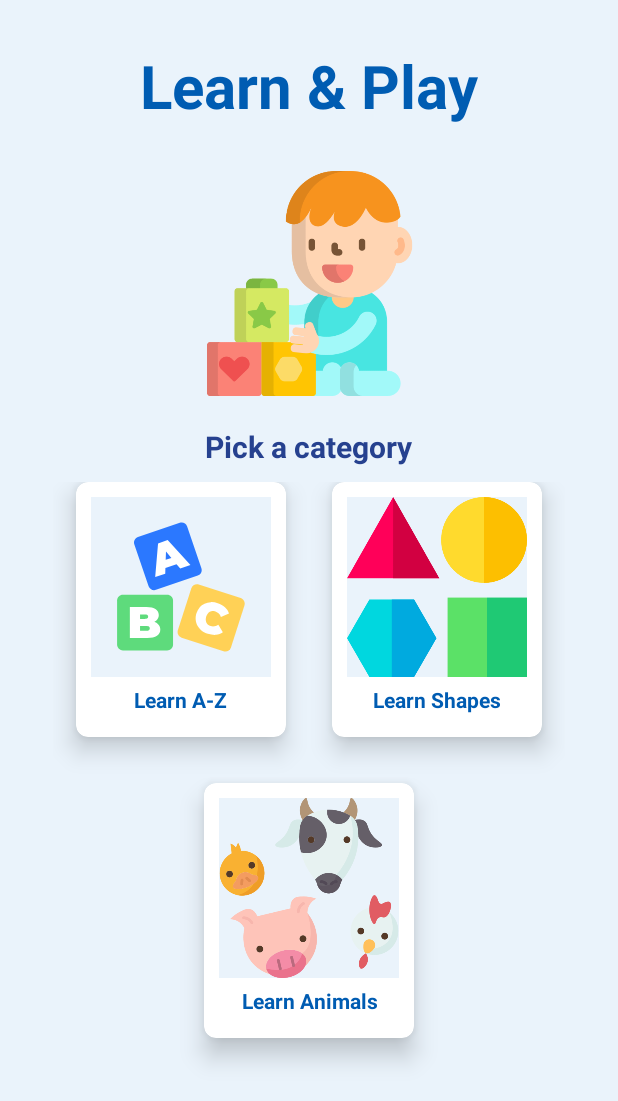
After one commit to PrajeetGuha/AutiLearner, an Android app: the LearnAndPlayActivity screen opened directly, with no data from a screen before it, on a phone screen of 412 x 824 dp. The commit adds this screen. Shown: the top 1101 px of the screen. Run offline under Robolectric (Android 15) with nearby library versions, the phone set to English and light mode, and no system bars.

Commit message:
Changed files

```diff
--- a/app/src/main/AndroidManifest.xml
+++ b/app/src/main/AndroidManifest.xml
@@ -52,6 +52,10 @@
             android:exported="true"
             android:screenOrientation="portrait"
             tools:ignore="LockedOrientationActivity" />
+        <activity android:name=".learn_and_play.LearnAndPlayActivity"
+            android:exported="true"
+            android:screenOrientation="portrait"
+            tools:ignore="LockedOrientationActivity" />
     </application>
 
 </manifest>
--- a/app/src/main/java/stcet/project/autilearner/home/MainActivity.kt
+++ b/app/src/main/java/stcet/project/autilearner/home/MainActivity.kt
@@ -10,6 +10,7 @@ import com.google.firebase.firestore.FirebaseFirestore
 import com.google.firebase.firestore.Query
 import com.squareup.picasso.Picasso
 import stcet.project.autilearner.R
+import stcet.project.autilearner.learn_and_play.LearnAndPlayActivity
 import stcet.project.autilearner.learn_emotion.LearnEmotionActivity
 
 class MainActivity : AppCompatActivity() {
@@ -20,21 +21,27 @@ class MainActivity : AppCompatActivity() {
         clickListener()
     }
 
-    public fun clickListener() {
-        var learnEmotionCard = findViewById<androidx.cardview.widget.CardView>(R.id.learn_emotion)
-        // variable for learn and play
+    private fun clickListener() {
+        val learnEmotionCard = findViewById<androidx.cardview.widget.CardView>(R.id.learn_emotion)
+        val learnAndPlayCard = findViewById<androidx.cardview.widget.CardView>(R.id.learn_and_play)
         // variable for lets have fun
         // variable for play music
 
         learnEmotionCard.setOnClickListener {
             openLearnEmotionActivity() }
+
+        learnAndPlayCard.setOnClickListener {
+            openLearnAndPlayActivity()
+        }
     }
 
-    public fun openLearnEmotionActivity() {
+    private fun openLearnEmotionActivity() {
         startActivity(Intent(this@MainActivity, LearnEmotionActivity::class.java))
     }
 
-    // function for learn and play
+    private fun openLearnAndPlayActivity() {
+        startActivity(Intent(this@MainActivity, LearnAndPlayActivity::class.java))
+    }
 
     // function for lets have fun
 
--- /dev/null
+++ b/app/src/main/java/stcet/project/autilearner/learn_and_play/LearnAndPlayActivity.kt
@@ -0,0 +1,12 @@
+package stcet.project.autilearner.learn_and_play
+
+import android.os.Bundle
+import androidx.appcompat.app.AppCompatActivity
+import stcet.project.autilearner.R
+
+class LearnAndPlayActivity : AppCompatActivity() {
+    override fun onCreate(savedInstanceState: Bundle?) {
+        super.onCreate(savedInstanceState)
+        setContentView(R.layout.activity_learn_and_play)
+    }
+}
--- /dev/null
+++ b/app/src/main/res/layout/activity_learn_and_play.xml
@@ -0,0 +1,168 @@
+<?xml version="1.0" encoding="utf-8"?>
+<androidx.constraintlayout.widget.ConstraintLayout xmlns:android="http://schemas.android.com/apk/res/android"
+    android:layout_width="match_parent"
+    android:layout_height="match_parent"
+    android:background="@color/powderBlue"
+    xmlns:tools="http://schemas.android.com/tools"
+    tools:context=".learn_and_play.LearnAndPlayActivity"
+    xmlns:app="http://schemas.android.com/apk/res-auto">
+
+    <TextView
+        android:id="@+id/learn_and_play_heading"
+        android:layout_width="wrap_content"
+        android:layout_height="wrap_content"
+        android:layout_marginTop="30dp"
+        android:fontFamily="sans-serif"
+        android:text="Learn &amp; Play"
+        android:textColor="@color/primaryDarkColor"
+        android:textSize="40sp"
+        android:textStyle="bold"
+        app:layout_constraintEnd_toEndOf="parent"
+        app:layout_constraintStart_toStartOf="parent"
+        app:layout_constraintTop_toTopOf="parent" />
+
+    <ImageView
+        android:id="@+id/learn_and_play_banner"
+        android:layout_width="150dp"
+        android:layout_height="150dp"
+        android:src="@drawable/learn_play"
+        app:layout_constraintStart_toStartOf="parent"
+        app:layout_constraintEnd_toEndOf="parent"
+        app:layout_constraintTop_toBottomOf="@id/learn_and_play_heading"
+        android:layout_marginTop="30dp" />
+
+    <TextView
+        android:id="@+id/learn_and_play_category"
+        android:layout_width="wrap_content"
+        android:layout_height="wrap_content"
+        android:text="Pick a category"
+        android:textColor="@color/secondaryDarkColor"
+        android:textSize="20sp"
+        android:textStyle="bold"
+        app:layout_constraintStart_toStartOf="parent"
+        app:layout_constraintEnd_toEndOf="parent"
+        app:layout_constraintTop_toBottomOf="@id/learn_and_play_banner"
+        android:layout_marginTop="20dp" />
+
+    <LinearLayout
+        android:id="@+id/learn_and_play_grid"
+        android:layout_width="wrap_content"
+        android:layout_height="wrap_content"
+        android:layout_margin="10dp"
+        android:gravity="center"
+        app:layout_constraintStart_toStartOf="parent"
+        app:layout_constraintEnd_toEndOf="parent"
+        app:layout_constraintTop_toBottomOf="@id/learn_and_play_category"
+        android:orientation="horizontal" >
+
+        <androidx.cardview.widget.CardView
+            android:id="@+id/learn_and_play_card1"
+            android:layout_width="wrap_content"
+            android:layout_height="wrap_content"
+            android:layout_gravity="fill"
+            android:layout_margin="15dp"
+            app:cardCornerRadius="8dp"
+            app:cardElevation="10dp">
+
+            <LinearLayout
+                android:layout_width="wrap_content"
+                android:layout_height="wrap_content"
+                android:layout_margin="10dp"
+                android:orientation="vertical"
+                android:layout_gravity="center_vertical|center_horizontal"
+                android:gravity="center">
+
+                <ImageView
+                    android:layout_width="120dp"
+                    android:layout_height="120dp"
+                    android:background="@color/powderBlue"
+                    android:src="@drawable/abc" />
+
+                <TextView
+                    android:layout_width="wrap_content"
+                    android:layout_height="wrap_content"
+                    android:padding="5dp"
+                    android:text="Learn A-Z"
+                    android:textAlignment="center"
+                    android:textColor="@color/primaryDarkColor"
+                    android:textStyle="bold" />
+            </LinearLayout>
+
+        </androidx.cardview.widget.CardView>
+
+        <androidx.cardview.widget.CardView
+            android:id="@+id/learn_and_play_card2"
+            android:layout_width="wrap_content"
+            android:layout_height="wrap_content"
+            android:layout_gravity="fill"
+            android:layout_margin="15dp"
+            app:cardCornerRadius="8dp"
+            app:cardElevation="10dp">
+
+            <LinearLayout
+                android:layout_width="wrap_content"
+                android:layout_height="wrap_content"
+                android:layout_margin="10dp"
+                android:layout_gravity="center_vertical|center_horizontal"
+                android:gravity="center"
+                android:orientation="vertical">
+
+                <ImageView
+                    android:layout_width="120dp"
+                    android:layout_height="120dp"
+                    android:background="@color/powderBlue"
+                    android:src="@drawable/shapes" />
+
+                <TextView
+                    android:layout_width="wrap_content"
+                    android:layout_height="wrap_content"
+                    android:padding="5dp"
+                    android:text="Learn Shapes"
+                    android:textAlignment="center"
+                    android:textColor="@color/primaryDarkColor"
+                    android:textStyle="bold" />
+            </LinearLayout>
+
+        </androidx.cardview.widget.CardView>
+
+    </LinearLayout>
+    <androidx.cardview.widget.CardView
+        android:id="@+id/learn_and_play_card3"
+        app:layout_constraintStart_toStartOf="parent"
+        app:layout_constraintEnd_toEndOf="parent"
+        app:layout_constraintTop_toBottomOf="@id/learn_and_play_grid"
+        android:layout_width="wrap_content"
+        android:layout_height="wrap_content"
+        android:layout_gravity="fill"
+        app:cardCornerRadius="8dp"
+        app:cardElevation="10dp">
+
+        <LinearLayout
+            android:layout_width="wrap_content"
+            android:layout_height="wrap_content"
+            android:layout_margin="10dp"
+            android:orientation="vertical"
+            android:layout_gravity="center_vertical|center_horizontal"
+            android:gravity="center">
+
+            <ImageView
+                android:layout_width="120dp"
+                android:layout_height="120dp"
+                android:src="@drawable/animals"
+                android:background="@color/powderBlue" />
+
+            <TextView
+                android:layout_width="wrap_content"
+                android:layout_height="wrap_content"
+                android:padding="5dp"
+                android:text="Learn Animals"
+                android:textAlignment="center"
+                android:textColor="@color/primaryDarkColor"
+                android:textStyle="bold" />
+        </LinearLayout>
+
+    </androidx.cardview.widget.CardView>
+
+
+
+</androidx.constraintlayout.widget.ConstraintLayout>
--- a/app/src/main/res/layout/activity_learn_emotion.xml
+++ b/app/src/main/res/layout/activity_learn_emotion.xml
@@ -2,6 +2,7 @@
 <androidx.constraintlayout.widget.ConstraintLayout xmlns:android="http://schemas.android.com/apk/res/android"
     android:layout_width="match_parent"
     android:layout_height="match_parent"
+    android:background="@color/powderBlue"
     xmlns:tools="http://schemas.android.com/tools"
     xmlns:app="http://schemas.android.com/apk/res-auto"
     tools:context=".learn_emotion.LearnEmotionActivity" >
@@ -37,7 +38,7 @@
         android:layout_marginTop="10dp"
         android:text="@string/lesson1_paragraph"
         android:textSize="20sp"
-        android:textColor="@color/primaryTextColor"
+        android:textColor="@color/black"
         android:textAlignment="center"
         android:paddingHorizontal="10dp"
         app:layout_constraintStart_toStartOf="parent"
--- a/app/src/main/res/layout/activity_main.xml
+++ b/app/src/main/res/layout/activity_main.xml
@@ -17,7 +17,7 @@
             android:layout_width="match_parent"
             android:layout_height="wrap_content"
             android:text="@string/app_name"
-            android:textColor="@color/primaryColor"
+            android:textColor="@color/primaryDarkColor"
             android:textStyle="bold"
             android:textSize="30sp"
             android:textAlignment="center"
@@ -32,12 +32,13 @@
             android:scaleType="fitXY" />
 
         <TextView
-            android:layout_width="wrap_content"
+            android:layout_width="match_parent"
             android:layout_height="wrap_content"
-            android:text="Categories"
+            android:text="Pick a category"
             android:textColor="@color/secondaryDarkColor"
             android:textStyle="bold"
             android:textSize="18sp"
+            android:textAlignment="center"
             android:layout_marginStart="25dp"
             android:layout_marginTop="5dp" />
 
@@ -158,7 +159,7 @@
                         android:layout_height="140dp"
                         android:background="@color/powderBlue"
                         android:contentDescription="learn_emotion"
-                        android:src="@drawable/learn_emotion" />
+                        android:src="@drawable/learn_emotion_banner" />
 
                     <TextView
                         android:layout_width="wrap_content"
--- /dev/null
+++ b/app/src/main/res/layout/activity_social_story.xml
@@ -0,0 +1,6 @@
+<?xml version="1.0" encoding="utf-8"?>
+<androidx.constraintlayout.widget.ConstraintLayout xmlns:android="http://schemas.android.com/apk/res/android"
+    android:layout_width="match_parent"
+    android:layout_height="match_parent">
+
+</androidx.constraintlayout.widget.ConstraintLayout>
```
Also changed, not shown: app/src/main/res/drawable/abc.xml (renamed from app/src/main/res/drawable/learn_play.xml), app/src/main/res/drawable/animals.png (added), app/src/main/res/drawable/learn_emotion_banner.png (added), app/src/main/res/drawable/learn_play.png (added), app/src/main/res/drawable/shapes.png (added), 1 other file.
